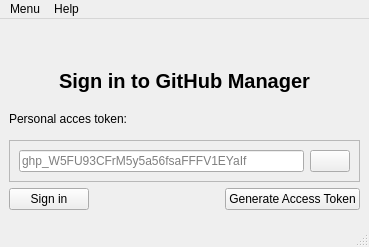
The window that src/pygithubmanager/ui/loginwindow.ui (DomiTP/PyGitHubManager) describes before a commit, drawn with Qt 5.
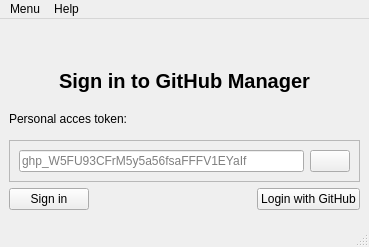
The same window after the commit. Custom widgets are drawn as their Qt base class.

```diff
--- a/src/pygithubmanager/ui/loginwindow.ui
+++ b/src/pygithubmanager/ui/loginwindow.ui
@@ -114,7 +114,7 @@
          <enum>Qt::LeftToRight</enum>
         </property>
         <property name="text">
-         <string>Generate Access Token</string>
+         <string>Login with GitHub</string>
         </property>
        </widget>
       </item>
```
